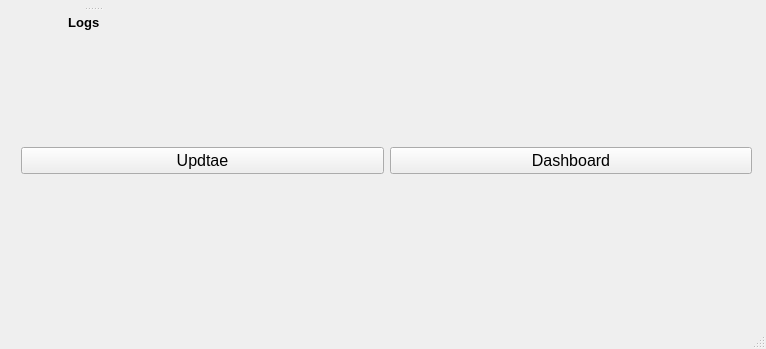
Qt form ota_client/Head_unit/mainwindow.ui (Mostafa-Abdelkawi/2021GP) before a commit; both pictures show x 0 to 766 and y 308 to 657 of the 766 by 657 pixel window.
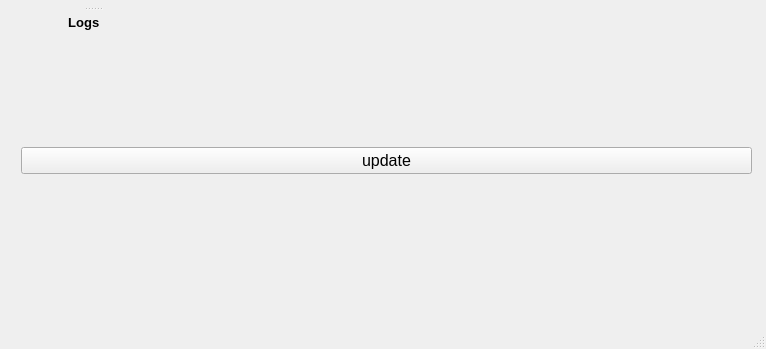
The same form after that commit. Icons and pictures are not drawn.

What changed in the file:
```diff
--- a/ota_client/Head_unit/mainwindow.ui
+++ b/ota_client/Head_unit/mainwindow.ui
@@ -609,7 +609,7 @@
        </property>
       </widget>
      </widget>
-     <widget class="QWidget" name="">
+     <widget class="QWidget" name="layoutWidget">
       <property name="geometry">
        <rect>
         <x>10</x>
@@ -627,19 +627,7 @@
           </font>
          </property>
          <property name="text">
-          <string>Updtae</string>
-         </property>
-        </widget>
-       </item>
-       <item>
-        <widget class="QPushButton" name="pushButton_16">
-         <property name="font">
-          <font>
-           <pointsize>12</pointsize>
-          </font>
-         </property>
-         <property name="text">
-          <string>Dashboard</string>
+          <string>update</string>
          </property>
         </widget>
        </item>
```
Left out of the diff: 15 changed lines with no effect on the pictures.
